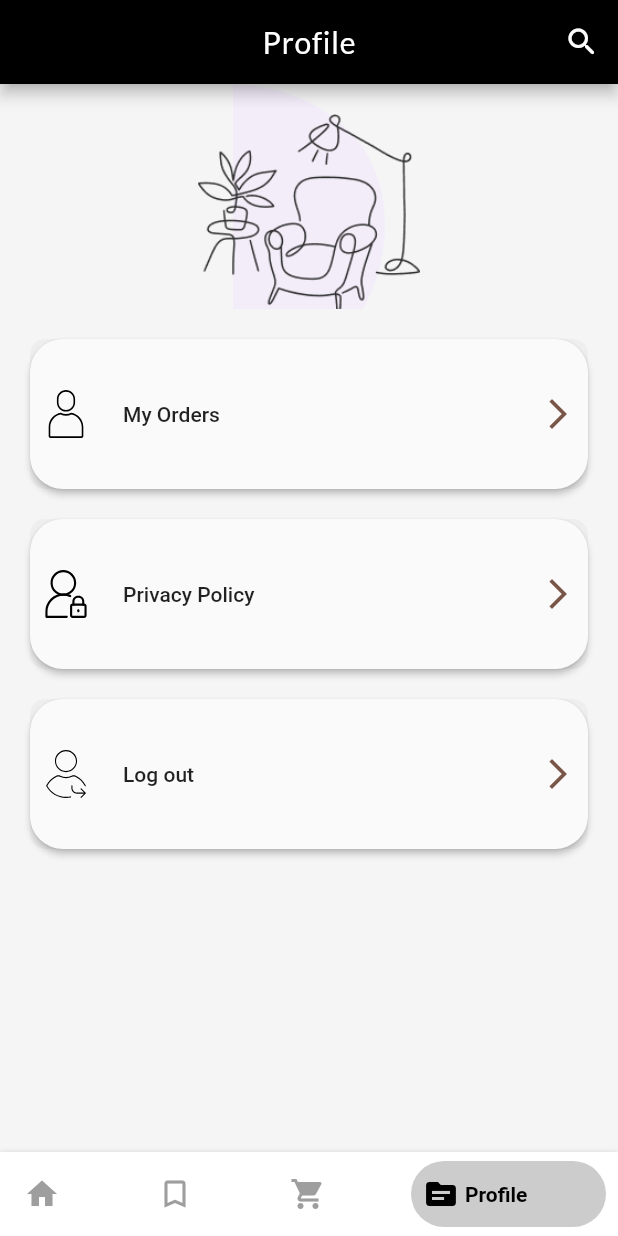
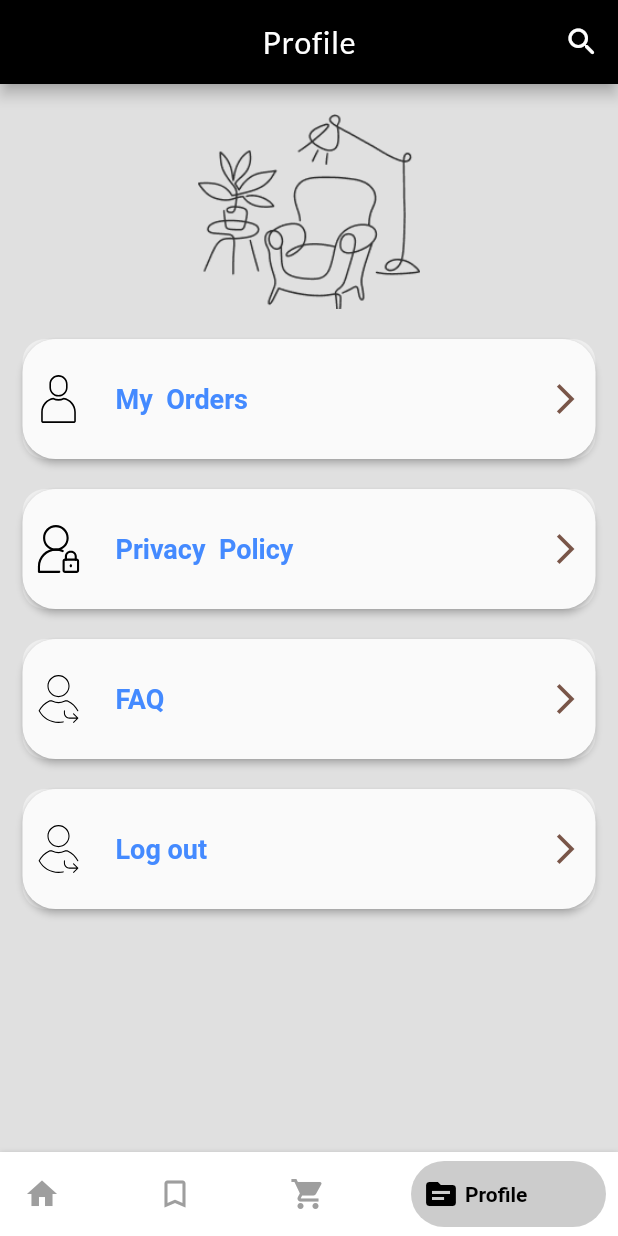
Before and after one commit to athulpp/furniture_user, a Flutter app: the screen it shows once a user with an empty profile is signed in, item 4 of the bottom bar chosen, on a phone screen of 412 x 824 dp. Run offline on Flutter 3.47's test engine with Material 2 defaults, Android fonts, the phone set to English and light mode, and no system bars; drawn by our look-alikes of bottom_navy_bar; our stand-ins replace cloud_firestore, firebase_auth, firebase_core, flutter_svg, fluttertoast, get and 4 more; missing offline and left inert: razorpay_flutter; accounts and stored records are empty; Roboto replaces fonts that are missing (Arvo, Tillana).

Commit message:
design chnges in profile screen search section cart screen

```diff
--- a/lib/profile/profile_body.dart
+++ b/lib/profile/profile_body.dart
@@ -1,6 +1,7 @@
 import 'package:flutter/material.dart';
 import 'package:flutter_svg/flutter_svg.dart';
 import 'package:get/get.dart';
+import 'package:google_fonts/google_fonts.dart';
 import 'package:userapp/controller/controller.dart';
 
 import 'package:userapp/screens/my_order/my_order.dart';
@@ -18,19 +19,21 @@ class ProfileBody extends StatelessWidget {
           fit: StackFit.expand,
           clipBehavior: Clip.hardEdge,
           children: [
-            Container(
-                width: 200,
-                height: 200,
-                child: Image.asset(
-                  'assests/images/main_bottom.png',
-                  width: double.infinity,
-                  height: 100.0,
-                )),
+            // Container(
+            //     width: 200,
+            //     height: 200,
+            //     child: Image.asset(
+            //       'assests/images/main_bottom.png',
+            //       width: double.infinity,
+            //       height: 100.0,
+            //     )),
             Positioned(
                 right: 1,
                 left: 1,
                 top: 20,
-                child: Image.asset('assests/images/Group.png'))
+                child: Image.asset(
+                  'assests/images/Group.png',
+                ))
 
             // CircleAvatar(
             //   backgroundImage: NetworkImage(
@@ -54,7 +57,7 @@ class ProfileBody extends StatelessWidget {
         height: 20,
       ),
       ProfileMenu(
-        text: 'My Orders',
+        text: 'My  Orders',
         press: () {
           Get.to((MyOrder()));
         },
@@ -74,7 +77,7 @@ class ProfileBody extends StatelessWidget {
         height: 20,
       ),
       ProfileMenu(
-        text: 'Privacy Policy',
+        text: 'Privacy  Policy',
         press: () {
           showAboutDialog(
               applicationIcon: Image.asset(
@@ -91,6 +94,17 @@ class ProfileBody extends StatelessWidget {
               ]);
         },
         icon: 'assests/images/user-security-11931.svg',
+      ),
+      SizedBox(
+        height: 20,
+      ),
+
+      ProfileMenu(
+        text: 'FAQ',
+        press: () {
+
+        },
+        icon: 'assests/images/sign-out-3298.svg',
       ),
       SizedBox(
         height: 20,
@@ -116,12 +130,12 @@ class ProfileMenu extends StatelessWidget {
   @override
   Widget build(BuildContext context) {
     return Padding(
-      padding: const EdgeInsets.only(left: 20, right: 20),
+      padding: const EdgeInsets.only(left: 15, right: 15),
       child: Container(
         decoration: BoxDecoration(
-            borderRadius: BorderRadius.circular(10),
+            borderRadius: BorderRadius.circular(15),
             color: Colors.grey.shade200),
-        height: 100,
+        height: 80,
         width: double.infinity,
         // color: Colors.grey.shade300,
         child: Material(
@@ -143,7 +157,10 @@ class ProfileMenu extends StatelessWidget {
                   Expanded(
                     child: Text(
                       text,
-                      style: Theme.of(context).textTheme.bodyText1,
+                      style: GoogleFonts.arvo(
+                          fontWeight: FontWeight.w700,
+                          color: Colors.blueAccent,
+                          fontSize: 18),
                     ),
                   ),
                   Icon(
--- a/lib/profile/profile_screen.dart
+++ b/lib/profile/profile_screen.dart
@@ -11,7 +11,7 @@ class ProfileScreen extends StatelessWidget {
   @override
   Widget build(BuildContext context) {
     return Scaffold(
-        backgroundColor: Colors.grey.shade100,
+        backgroundColor: Colors.grey.shade300,
         // appBar: AppBar(
         //   backgroundColor: Colors.grey.shade100,
         //   elevation: 0,
--- a/lib/screens/Homescreen.dart
+++ b/lib/screens/Homescreen.dart
@@ -14,7 +14,6 @@ class HomeScreen extends StatelessWidget {
   ScrollController scrollController = ScrollController();
   @override
   Widget build(BuildContext context) {
-    scrollController.animToTop();
     final Stream<QuerySnapshot> _productStream =
         FirebaseFirestore.instance.collection('products').snapshots();
     // print(_productStream);
--- a/lib/screens/my_order/my_order_detail.dart
+++ b/lib/screens/my_order/my_order_detail.dart
@@ -258,8 +258,8 @@ class MyOrderDetailsScreen extends StatelessWidget {
                                       : Text(
                                           ' $status',
                                           style: GoogleFonts.adventPro(
-                                              fontWeight: FontWeight.w300,
-                                              fontSize: 18,
+                                              fontWeight: FontWeight.bold,
+                                              fontSize: 20,
                                               color: Colors.green),
                                         ),
                                 ],
--- a/lib/screens/orders/ss.dart
+++ /dev/null
@@ -1,5 +0,0 @@
-  // final Stream<QuerySnapshot> _stream = FirebaseFirestore.instance
-  //     .collection('OrderCollection')
-  //     .doc(FirebaseAuth.instance.currentUser!.uid)
-  //     .collection('order')
-  //     .snapshots();
--- a/lib/screens/search/search.dart
+++ b/lib/screens/search/search.dart
@@ -104,7 +104,7 @@ class ProductSearch extends SearchDelegate {
   ThemeData appBarTheme(BuildContext context) {
     return ThemeData(
       appBarTheme: const AppBarTheme(
-        color: Colors.grey, // affects AppBar's background color
+        color: Colors.blueGrey, // affects AppBar's background color
         // hintColor: Colors.grey, // affects the initial 'Search' text
         textTheme: const TextTheme(
             headline6: TextStyle(
```
Also changed, not shown: lib/screens/orders/carts_screen.dart (+7 -7 lines).
